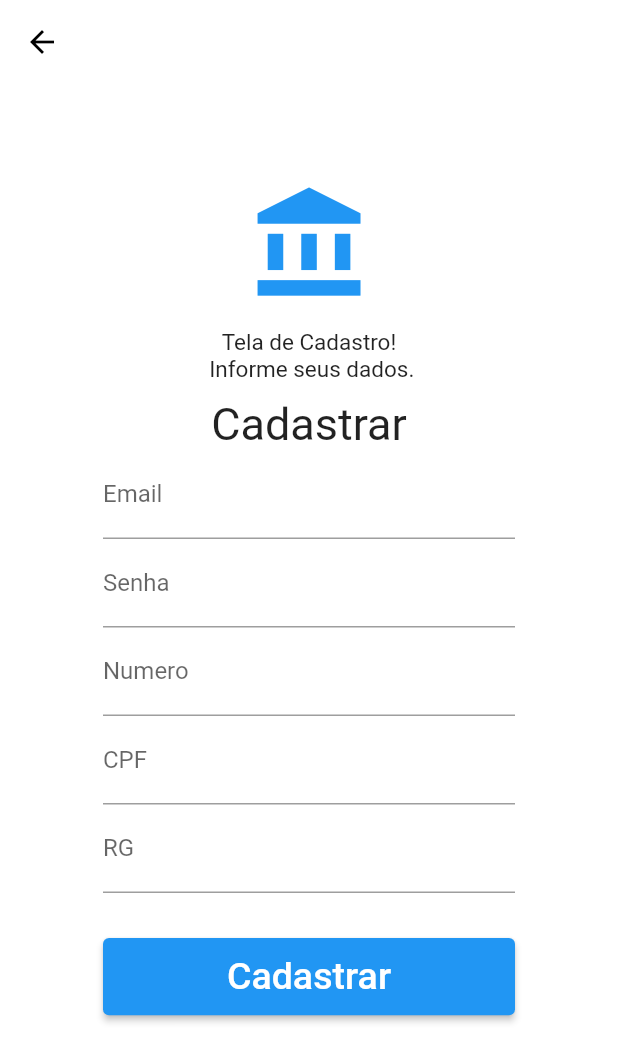
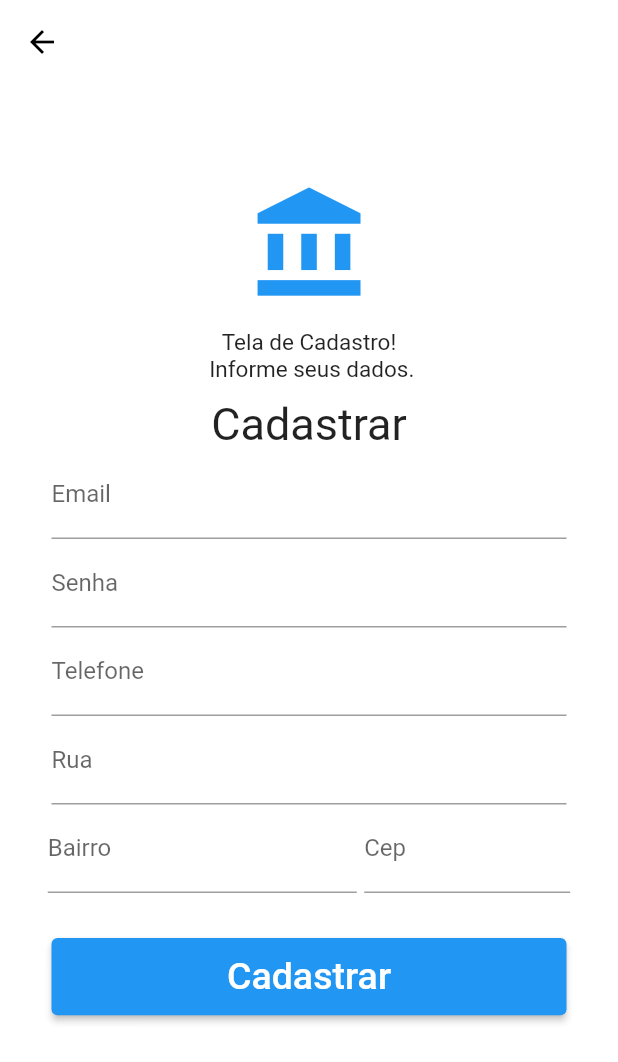
Before and after one commit to kelvinalmeida/oxe_backing, a Flutter app: the Cadastro screen opened directly, on a phone screen of 412 x 824 dp. Shown: the top 1062 px of the screen. Run offline on Flutter 3.47's test engine with Material 2 defaults, Android fonts, the light colour scheme and no system bars; our stand-ins replace month_picker_dialog; missing offline and left inert: dart:ffi.

Commit message:
perfil, cadastro, pagamentos e começando emprestimos

```diff
--- a/lib/screens/cadastro.dart
+++ b/lib/screens/cadastro.dart
@@ -67,7 +67,7 @@ class _CadastroState extends State<Cadastro> {
                   ],
                 ),
                 SizedBox(
-                  width: screenWidth / 1.5,
+                  width: screenWidth / 1.2,
                   child: TextFormField(
                     decoration: const InputDecoration(
                       label: Text('Email'),
@@ -75,7 +75,7 @@ class _CadastroState extends State<Cadastro> {
                   ),
                 ),
                 SizedBox(
-                  width: screenWidth / 1.5,
+                  width: screenWidth / 1.2,
                   child: TextFormField(
                     decoration: const InputDecoration(
                       label: Text('Senha'),
@@ -83,37 +83,54 @@ class _CadastroState extends State<Cadastro> {
                   ),
                 ),
                 SizedBox(
-                  width: screenWidth / 1.5,
+                  width: screenWidth / 1.2,
                   child: TextFormField(
                     keyboardType: TextInputType.number,
                     decoration: const InputDecoration(
-                      label: Text('Numero'),
+                      label: Text('Telefone'),
                     ),
                   ),
                 ),
                 SizedBox(
-                  width: screenWidth / 1.5,
+                  width: screenWidth / 1.2,
                   child: TextFormField(
                     keyboardType: TextInputType.number,
                     decoration: const InputDecoration(
-                      label: Text('CPF'),
+                      label: Text('Rua'),
                     ),
                   ),
                 ),
-                SizedBox(
-                  width: screenWidth / 1.5,
-                  child: TextFormField(
-                    keyboardType: TextInputType.number,
-                    decoration: const InputDecoration(
-                      label: Text('RG'),
+                Row(
+                  mainAxisAlignment: MainAxisAlignment.center,
+                  children: [
+                    SizedBox(
+                      width: screenWidth / 2,
+                      child: TextFormField(
+                        keyboardType: TextInputType.number,
+                        decoration: const InputDecoration(
+                          label: Text('Bairro'),
+                        ),
+                      ),
                     ),
-                  ),
+                    const SizedBox(
+                      width: 5,
+                    ),
+                    SizedBox(
+                      width: screenWidth / 3,
+                      child: TextFormField(
+                        keyboardType: TextInputType.number,
+                        decoration: const InputDecoration(
+                          label: Text('Cep'),
+                        ),
+                      ),
+                    ),
+                  ],
                 ),
                 const SizedBox(
                   height: 30,
                 ),
                 SizedBox(
-                  width: screenWidth / 1.5,
+                  width: screenWidth / 1.2,
                   height: screenWidth / 8,
                   child: ElevatedButton(
                     onPressed: irTelaUsuario,
--- a/lib/widgets/iconesTransfer.dart
+++ b/lib/widgets/iconesWidget.dart
@@ -1,7 +1,7 @@
 import 'package:flutter/material.dart';
 
-class IconesTransfer extends StatelessWidget {
-  const IconesTransfer(
+class IconeWidget extends StatelessWidget {
+  const IconeWidget(
       {super.key,
       required this.imagePath,
       required this.title,
```
Also changed, not shown: lib/screens/emprestimos.dart (+25 -5 lines), lib/screens/perfil.dart (+51 -11 lines), lib/screens/transferencia.dart (+3 -17 lines).
